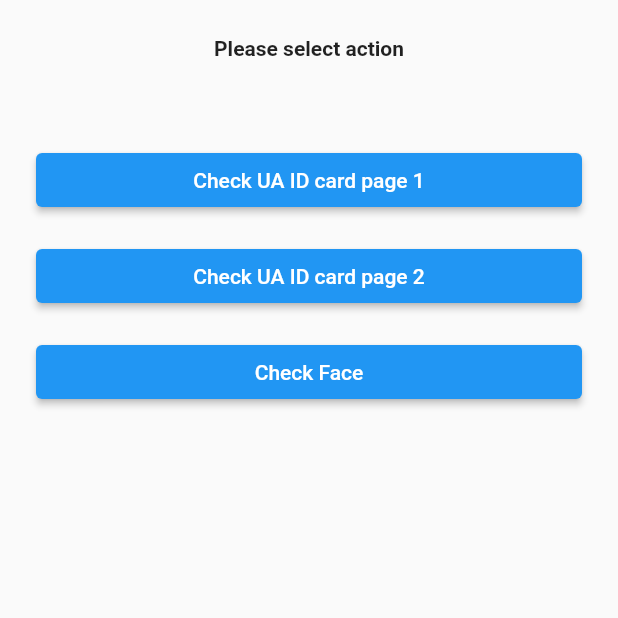
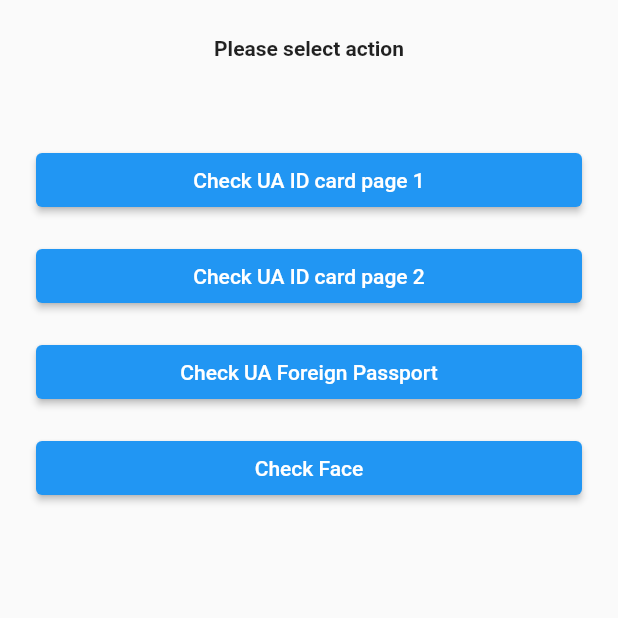
Before and after one commit to KYC-AI/Flutter-SDK, a Flutter app: the screen it shows after launch, after a tap on "Connect", on a phone screen of 412 x 824 dp, the top half of it. Run offline on Flutter 3.47's test engine with Material 2 defaults, Android fonts, the phone set to English and light mode, and no system bars; our stand-ins replace fluttertoast, get_it, image_picker, injectable; missing offline and left inert: ml_linalg.

Commit message:
Implemented chyeck uaForeignPassport.

```diff
--- a/example/lib/screens/config_screen.dart
+++ b/example/lib/screens/config_screen.dart
@@ -187,6 +187,25 @@ class _ConfigScreenState extends State<ConfigScreen> {
                         child: Row(
                           mainAxisAlignment: MainAxisAlignment.center,
                           children: const [
+                            Text('Check UA Foreign Passport'),
+                          ],
+                        ),
+                        onPressed: () {
+                          if (_screenStatus == ScreenStatus.content) {
+                            _checkUaForeignPassport();
+                          }
+                        },
+                      ),
+                    ),
+                  ),
+                  Container(
+                    margin: const EdgeInsets.only(left: 8, top: 8, right: 8, bottom: 8),
+                    child: SizedBox(
+                      width: MediaQuery.of(context).size.width / 2,
+                      child: ElevatedButton(
+                        child: Row(
+                          mainAxisAlignment: MainAxisAlignment.center,
+                          children: const [
                             Text('Check Face'),
                           ],
                         ),
@@ -243,6 +262,26 @@ class _ConfigScreenState extends State<ConfigScreen> {
         _screenStatus = ScreenStatus.config;
       });
     });
+  }
+
+  Future<void> _checkUaForeignPassport() async {
+    final XFile? image = await _takePhoto();
+
+    if (image != null) {
+      setState(() {
+        _screenStatus = ScreenStatus.contentInProgress;
+      });
+
+      _kycSdk.getDocumentInfo(documentCode: kyc_sdk.DocumentCode.uaForeignPassport, page: 1, documentFile: File(image.path)).then((value) {
+        _openDocumentInfo(value);
+      }).onError((error, stackTrace) {
+        _showToast('Error: $error');
+      }).whenComplete(() {
+        setState(() {
+          _screenStatus = ScreenStatus.content;
+        });
+      });
+    }
   }
 
   Future<void> _checkUaIdCardPage1() async {
--- a/lib/src/domain/model/document/document_code.dart
+++ b/lib/src/domain/model/document/document_code.dart
@@ -1,12 +1,12 @@
 enum DocumentCode {
   uaIdCard(country: 'Ukraine', document: 'ID card', code: 'ua_id'),
-  uaForeignPassport(country: 'Ukraine', document: 'Foreign passport', code: 'ua_fp'),
-  geIdCard(country: 'Georgia', document: 'ID card', code: 'ge_id'),
-  kzIdCard(country: 'Kazakhstan', document: 'ID card', code: 'kz_id'),
-  inIdCard(country: 'Indonesia', document: 'ID card', code: 'in_id'),
-  uzIdCard(country: 'Uzbekistan', document: 'ID card', code: 'uz_id'),
-  uzForeignPassport(country: 'Uzbekistan', document: 'Foreign passport', code: 'uz_fp'),
-  uzPersonalPassport(country: 'Uzbekistan', document: 'Personal passport', code: 'uz_pb');
+  uaForeignPassport(country: 'Ukraine', document: 'Foreign passport', code: 'ua_fp');
+  // geIdCard(country: 'Georgia', document: 'ID card', code: 'ge_id'),
+  // kzIdCard(country: 'Kazakhstan', document: 'ID card', code: 'kz_id'),
+  // inIdCard(country: 'Indonesia', document: 'ID card', code: 'in_id'),
+  // uzIdCard(country: 'Uzbekistan', document: 'ID card', code: 'uz_id'),
+  // uzForeignPassport(country: 'Uzbekistan', document: 'Foreign passport', code: 'uz_fp'),
+  // uzPersonalPassport(country: 'Uzbekistan', document: 'Personal passport', code: 'uz_pb');
 
   final String country;
   final String document;
```
Also changed, not shown: 2 other files.
